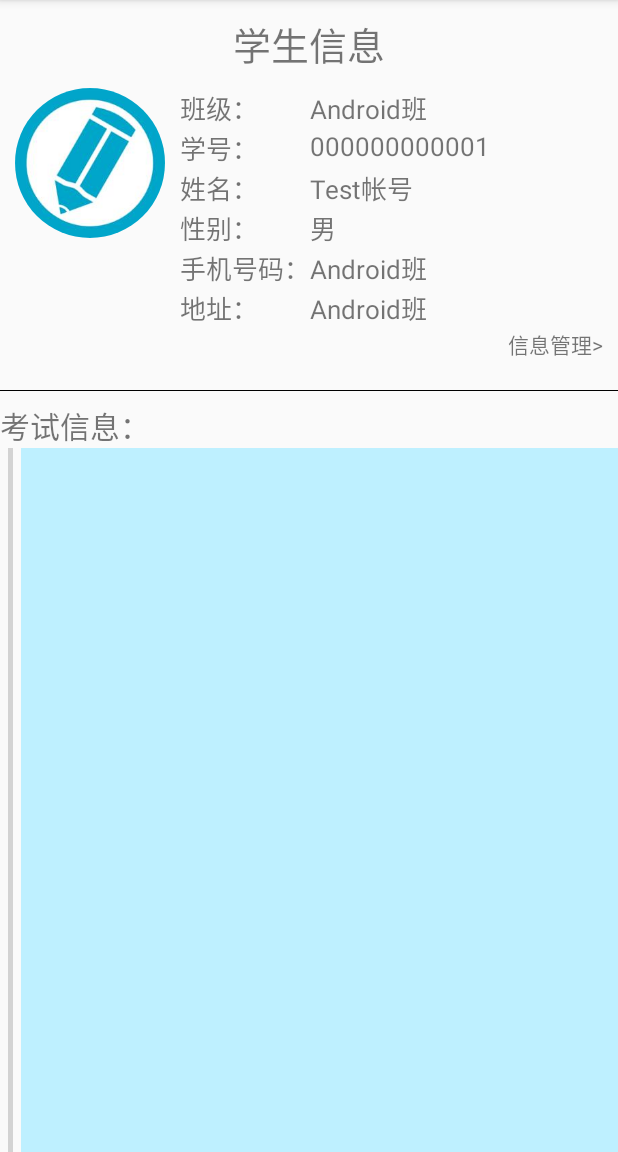
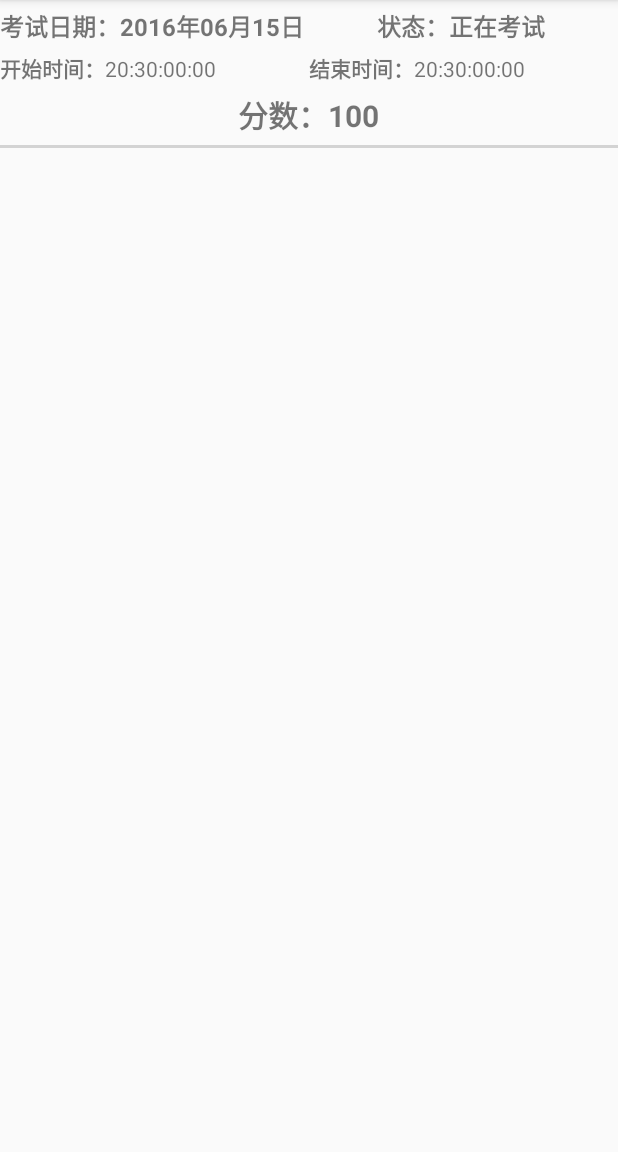
Before and after one commit to RichieYe/ExaminationSystem, an Android app: the MainActivity screen opened directly, with no data from a screen before it, on a phone screen of 412 x 824 dp, the part 84-1236 px from its top. Run offline under Robolectric (Android 15) with nearby library versions, the phone set to English and light mode, and no system bars.

Commit message:
继续完成MainActivity类的实现

```diff
--- a/app/src/main/java/com/richieye/examinationOperator/UserOperator.java
+++ b/app/src/main/java/com/richieye/examinationOperator/UserOperator.java
@@ -62,7 +62,7 @@ public class UserOperator {
             map.put("CID",params.get("CId"));
             list.add(map);
             map=new HashMap<String, String>();
-            map.put("UserNo",params.get("No"));
+            map.put("No",params.get("No"));
             list.add(map);
             map=new HashMap<String,String>();
             map.put("UserName",params.get("UserName"));
--- a/app/src/main/java/com/richieye/examinationsystem/MainActivity.java
+++ b/app/src/main/java/com/richieye/examinationsystem/MainActivity.java
@@ -3,34 +3,45 @@ package com.richieye.examinationsystem;
 import android.content.Intent;
 import android.support.v7.app.AppCompatActivity;
 import android.os.Bundle;
+import android.support.v7.widget.LinearLayoutManager;
 import android.support.v7.widget.RecyclerView;
 import android.view.View;
 import android.widget.TextView;
 import android.widget.Toast;
 
+import com.richieye.examinationAdapter.MyItemDecoration;
+import com.richieye.examinationAdapter.RecyclerViewHeadAdapter;
 import com.richieye.examinationOperator.ClassesOperator;
 import com.richieye.examinationOperator.UserOperator;
 import com.richieye.examinationsystemCustomControl.CustomRoundImageView;
 import com.richieye.examinationsystemModel.TStudents;
+
+import java.util.ArrayList;
+import java.util.List;
 
 public class MainActivity extends AppCompatActivity {
     TextView tvClassName, tvNo, tvName, tvGender, tvPhone, tvAddress, tvManager;
     CustomRoundImageView myHeadImage;
     RecyclerView rvHead, rvItem;
 
+    LinearLayoutManager mHeadLayoutManager,mItemLayoutManager;
+
     TStudents tStudent;
 
     ClassesOperator cOperator;
     UserOperator uOperator;
 
+    List<String> lstHead;
+
     @Override
     protected void onCreate(Bundle savedInstanceState) {
         super.onCreate(savedInstanceState);
-        setContentView(R.layout.activity_main);
+        setContentView(R.layout.testing_main_item);
 
         cOperator=new ClassesOperator(this);
         uOperator=new UserOperator(this);
 
+        /*
         initViews();
         Intent intent=getIntent();
         if(intent!=null) {
@@ -39,6 +50,7 @@ public class MainActivity extends AppCompatActivity {
                 initDatas();
             }
         }
+        */
     }
 
     private void initViews() {
@@ -56,8 +68,14 @@ public class MainActivity extends AppCompatActivity {
             }
         });
         myHeadImage=(CustomRoundImageView)findViewById(R.id.ivMainHead);
-        rvHead=(RecyclerView)findViewById(R.id.rvMainHeadList);
-        rvItem=(RecyclerView)findViewById(R.id.rvMainItemList);
+        //rvHead=(RecyclerView)findViewById(R.id.rvMainHeadList);
+        //mHeadLayoutManager=new LinearLayoutManager(this);
+        //rvHead.setLayoutManager(mHeadLayoutManager);
+        //rvHead.addItemDecoration(new MyItemDecoration());
+        //rvHead.addItemDecoration();
+        //rvItem=(RecyclerView)findViewById(R.id.rvMainItemList);
+        //mItemLayoutManager=new LinearLayoutManager(this);
+        //rvItem.setLayoutManager(mItemLayoutManager);
     }
 
     private void initDatas() {
@@ -67,5 +85,11 @@ public class MainActivity extends AppCompatActivity {
         tvGender.setText(tStudent.getGender());
         tvPhone.setText(tStudent.getPhone());
         tvAddress.setText(tStudent.getAddress());
+        lstHead=new ArrayList<String>();
+        lstHead.add("还没考试...");
+        lstHead.add("正在考试...");
+        lstHead.add("已经考完!!!");
+        //RecyclerViewHeadAdapter headAdapter=new RecyclerViewHeadAdapter(this,lstHead);
+        //rvHead.setAdapter(headAdapter);
     }
 }
--- a/app/src/main/res/layout/activity_main.xml
+++ b/app/src/main/res/layout/activity_main.xml
@@ -17,7 +17,9 @@
     <LinearLayout
         android:layout_width="match_parent"
         android:layout_height="wrap_content"
-        android:layout_margin="10dp"
+        android:layout_marginLeft="10dp"
+        android:layout_marginRight="10dp"
+        android:layout_marginTop="10dp"
         android:orientation="horizontal">
 
         <com.richieye.examinationsystemCustomControl.CustomRoundImageView
@@ -178,12 +180,12 @@
 
     <LinearLayout
         android:layout_width="match_parent"
-        android:layout_height="0.7dp"
+        android:layout_height="2dp"
         android:background="#000">
     </LinearLayout>
 
     <TextView
-        android:layout_width="match_parent"
+        android:layout_width="wrap_content"
         android:layout_height="wrap_content"
         android:layout_marginTop="8dp"
         android:textSize="20dp"
@@ -191,34 +193,57 @@
 
     <LinearLayout
         android:layout_width="match_parent"
-        android:layout_height="match_parent"
+        android:layout_height="wrap_content"
         android:orientation="horizontal">
 
-        <android.support.v7.widget.RecyclerView
-            android:id="@+id/rvMainHeadList"
-            android:layout_width="wrap_content"
-            android:layout_height="match_parent">
+        <RadioGroup
+            android:layout_width="match_parent"
+            android:layout_height="wrap_content"
+            android:orientation="horizontal">
 
-        </android.support.v7.widget.RecyclerView>
+            <RadioButton
+                android:id="@+id/rbMainShowAll"
+                android:layout_width="wrap_content"
+                android:layout_height="wrap_content"
+                android:layout_weight="1"
+                android:checked="true"
+                android:text="全部信息"/>
 
-        <LinearLayout
-            android:layout_width="3dp"
-            android:layout_height="match_parent"
-            android:layout_marginLeft="5dp"
-            android:layout_marginRight="5dp"
-            android:orientation="horizontal"
-            android:background="#D3D3D3">
+            <RadioButton
+                android:id="@+id/rbMainUnFinish"
+                android:layout_width="wrap_content"
+                android:layout_height="wrap_content"
+                android:layout_weight="1"
+                android:text="未考"/>
 
-        </LinearLayout>
+            <RadioButton
+                android:id="@+id/rbMainExamin"
+                android:layout_width="wrap_content"
+                android:layout_height="wrap_content"
+                android:layout_weight="1"
+                android:text="正在考试"/>
 
-        <android.support.v7.widget.RecyclerView
-            android:id="@+id/rvMainItemList"
-            android:layout_width="match_parent"
-            android:layout_height="match_parent"
-            android:layout_weight="1"
-            android:background="#ffbef0ff">
+            <RadioButton
+                android:id="@+id/rbMainFinished"
+                android:layout_width="wrap_content"
+                android:layout_height="wrap_content"
+                android:layout_weight="1"
+                android:text="已考"/>
 
-        </android.support.v7.widget.RecyclerView>
+        </RadioGroup>
+
     </LinearLayout>
 
+    <LinearLayout
+        android:layout_width="match_parent"
+        android:layout_height="3dp"
+        android:background="#D3D3D3">
+    </LinearLayout>
+
+    <ListView
+        android:id="@+id/lvMainShow"
+        android:layout_width="match_parent"
+        android:layout_height="match_parent">
+    </ListView>
+
 </LinearLayout>
--- /dev/null
+++ b/app/src/main/res/layout/testing_main_item.xml
@@ -0,0 +1,114 @@
+<?xml version="1.0" encoding="utf-8"?>
+<LinearLayout xmlns:android="http://schemas.android.com/apk/res/android"
+    android:orientation="vertical"
+    android:layout_width="match_parent"
+    android:layout_height="match_parent">
+
+    <LinearLayout
+        android:layout_width="match_parent"
+        android:layout_height="wrap_content"
+        android:layout_marginTop="5dp"
+        android:layout_marginBottom="5dp"
+        android:orientation="horizontal">
+
+        <TextView
+            android:layout_width="wrap_content"
+            android:layout_height="wrap_content"
+            android:textSize="16dp"
+            android:textStyle="bold"
+            android:text="考试日期："/>
+
+        <TextView
+            android:id="@+id/tvTestingMainItem_Date"
+            android:layout_width="wrap_content"
+            android:layout_height="wrap_content"
+            android:layout_weight="1"
+            android:textSize="16dp"
+            android:textStyle="bold"
+            android:text="2016年06月15日"
+            android:ellipsize="start" />
+
+        <TextView
+            android:layout_width="wrap_content"
+            android:layout_height="wrap_content"
+            android:textSize="16dp"
+            android:textStyle="bold"
+            android:text="状态："/>
+
+        <TextView
+            android:id="@+id/tvTestingMainItem_Flag"
+            android:layout_width="wrap_content"
+            android:layout_height="wrap_content"
+            android:layout_weight="1"
+            android:textSize="16dp"
+            android:textStyle="bold"
+            android:text="正在考试"
+            android:ellipsize="start" />
+
+    </LinearLayout>
+
+    <LinearLayout
+        android:layout_width="match_parent"
+        android:layout_height="wrap_content"
+        android:orientation="horizontal">
+
+        <TextView
+            android:layout_width="wrap_content"
+            android:layout_height="wrap_content"
+            android:textStyle="bold"
+            android:text="开始时间："/>
+
+        <TextView
+            android:id="@+id/tvTestingMainItem_StartTime"
+            android:layout_width="wrap_content"
+            android:layout_height="wrap_content"
+            android:layout_weight="1"
+            android:text="20:30:00:00"/>
+
+        <TextView
+            android:layout_width="wrap_content"
+            android:layout_height="wrap_content"
+            android:textStyle="bold"
+            android:text="结束时间："/>
+
+        <TextView
+            android:id="@+id/tvTestingMainItem_EndTime"
+            android:layout_width="wrap_content"
+            android:layout_height="wrap_content"
+            android:layout_weight="1"
+            android:text="20:30:00:00"/>
+
+    </LinearLayout>
+
+    <LinearLayout
+        android:layout_width="wrap_content"
+        android:layout_height="wrap_content"
+        android:layout_marginTop="5dp"
+        android:layout_marginBottom="5dp"
+        android:layout_gravity="center">
+
+        <TextView
+            android:layout_width="wrap_content"
+            android:layout_height="wrap_content"
+            android:textSize="20dp"
+            android:textStyle="bold"
+            android:text="分数："/>
+
+        <TextView
+            android:id="@+id/tvTestingMainItem_Score"
+            android:layout_width="wrap_content"
+            android:layout_height="wrap_content"
+            android:layout_weight="1"
+            android:textSize="20dp"
+            android:textStyle="bold"
+            android:text="100"/>
+
+    </LinearLayout>
+
+    <LinearLayout
+        android:layout_width="match_parent"
+        android:layout_height="2dp"
+        android:orientation="horizontal"
+        android:background="#D3D3D3">
+    </LinearLayout>
+</LinearLayout>
```
Also changed, not shown: app/src/main/java/com/richieye/examinationAdapter/MyItemDecoration.java (added, +31 -0 lines), app/src/main/java/com/richieye/examinationAdapter/RecyclerViewHeadAdapter.java (+25 -5 lines), app/src/main/java/com/richieye/examinationOperator/TestingOperator.java (added, +8 -0 lines), app/src/main/res/layout/recycler_head_items.xml (added, +20 -0 lines).
